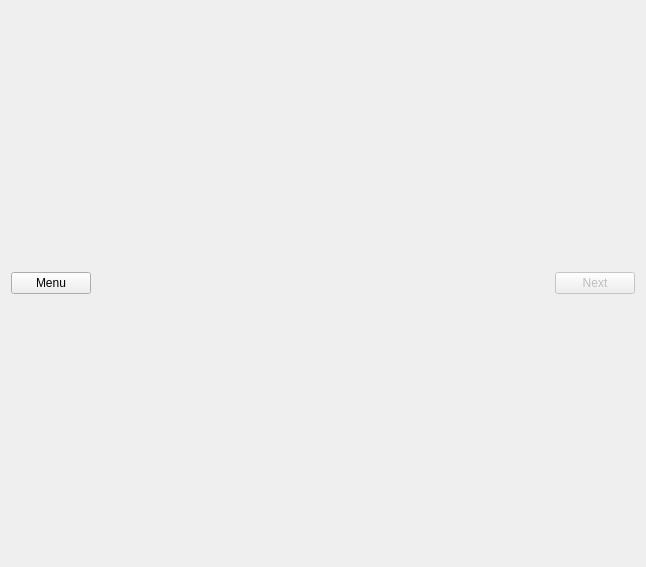
Qt form testform.ui (Furiiis/QuizConstructorApp) before a commit.
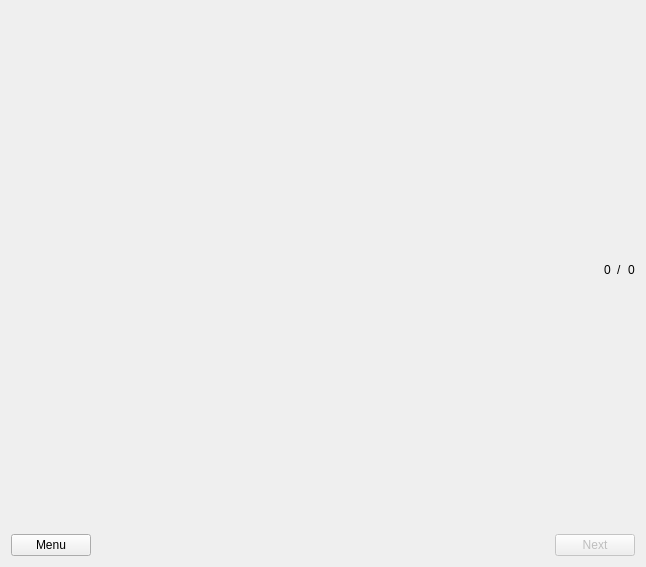
The same form after that commit.

```diff
--- a/testform.ui
+++ b/testform.ui
@@ -16,6 +16,44 @@
   <layout class="QVBoxLayout" name="verticalLayout_2">
    <item>
     <layout class="QVBoxLayout" name="verticalLayout">
+     <item>
+      <layout class="QHBoxLayout" name="statisticHorizontalLayout">
+       <item>
+        <spacer name="statisticHorizontalSpacer">
+         <property name="orientation">
+          <enum>Qt::Horizontal</enum>
+         </property>
+         <property name="sizeHint" stdset="0">
+          <size>
+           <width>40</width>
+           <height>20</height>
+          </size>
+         </property>
+        </spacer>
+       </item>
+       <item>
+        <widget class="QLabel" name="currentNumberLabel">
+         <property name="text">
+          <string>0</string>
+         </property>
+        </widget>
+       </item>
+       <item>
+        <widget class="QLabel" name="slashLabel">
+         <property name="text">
+          <string>/</string>
+         </property>
+        </widget>
+       </item>
+       <item>
+        <widget class="QLabel" name="questionsSizeLabel">
+         <property name="text">
+          <string>0</string>
+         </property>
+        </widget>
+       </item>
+      </layout>
+     </item>
      <item>
       <layout class="QHBoxLayout" name="buttonHorizontalLayout">
        <property name="sizeConstraint">
```
